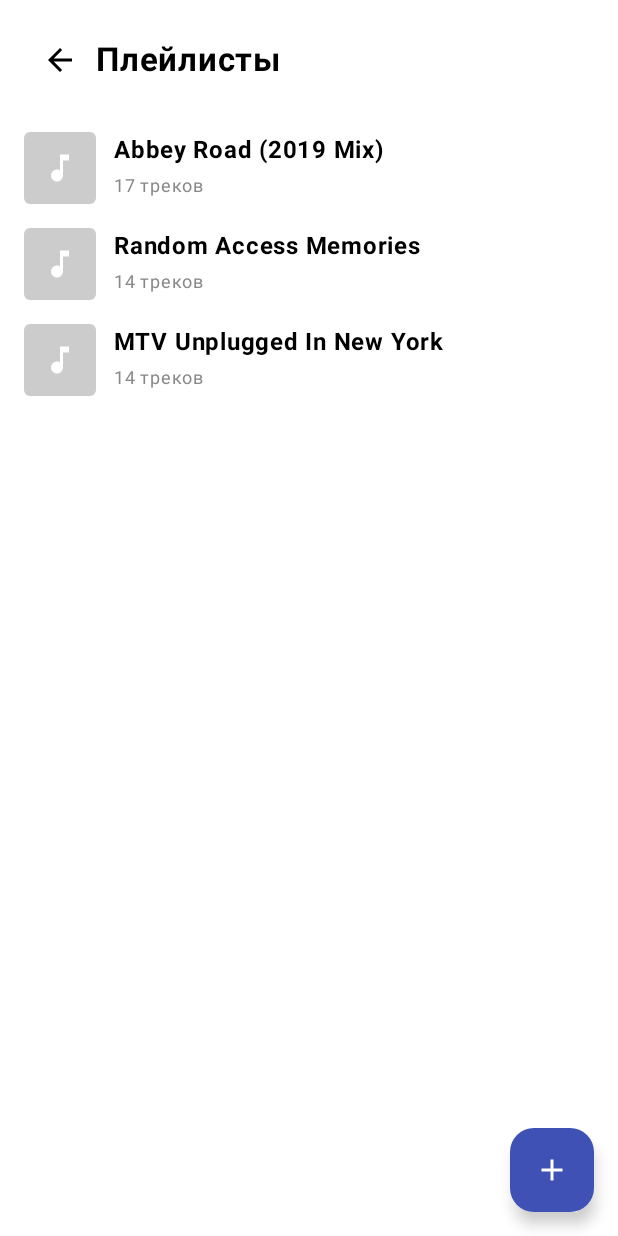
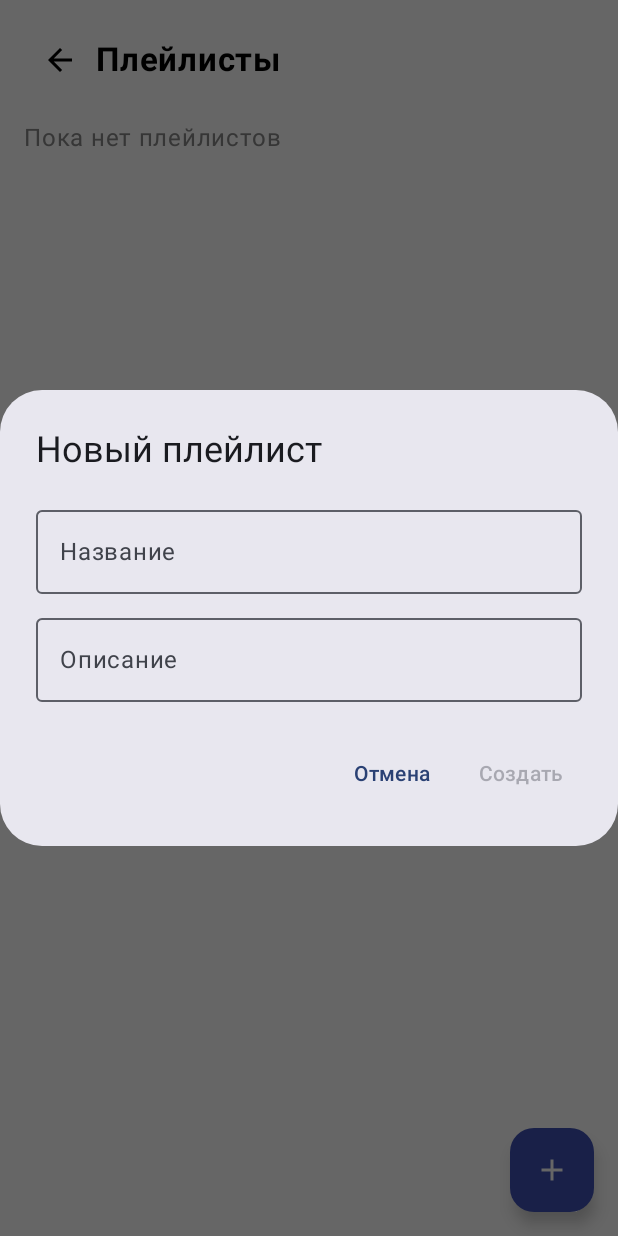
Before and after one commit to Denismelnikoww/KotlinLab, an Android app built with Jetpack Compose: the PlaylistsScreen screen opened through its navigation route, after a tap on "Добавить", on a phone screen of 412 x 824 dp. Run offline under Robolectric (Android 15) with nearby library versions, the phone set to English and light mode, and no system bars; our stand-ins replace Room's generated code.

Commit message:
feat: создавать плейлисты в Room

```diff
--- a/app/src/main/java/com/example/music/data/repository/ITunesRepository.kt
+++ b/app/src/main/java/com/example/music/data/repository/ITunesRepository.kt
@@ -14,9 +14,6 @@ class ITunesRepository(
     suspend fun searchTracks(query: String, limit: Int = 30): Result<List<Track>> =
         apiCall { api.search(term = query, entity = "song", limit = limit).toTracks() }
 
-    suspend fun getPlaylistTracks(collectionId: Long): Result<List<Track>> =
-        apiCall { api.lookup(id = collectionId, entity = "song").toTracks() }
-
     suspend fun getTrack(trackId: Long): Result<Track?> =
         apiCall { api.lookup(id = trackId).results.firstNotNullOfOrNull { it.toTrack() } }
 
--- a/app/src/main/java/com/example/music/ui/screens/PlaylistsScreen.kt
+++ b/app/src/main/java/com/example/music/ui/screens/PlaylistsScreen.kt
@@ -17,33 +17,56 @@ import androidx.compose.foundation.shape.RoundedCornerShape
 import androidx.compose.material.icons.Icons
 import androidx.compose.material.icons.filled.Add
 import androidx.compose.material.icons.filled.MusicNote
+import androidx.compose.material3.AlertDialog
 import androidx.compose.material3.FloatingActionButton
 import androidx.compose.material3.Icon
+import androidx.compose.material3.OutlinedTextField
 import androidx.compose.material3.Text
+import androidx.compose.material3.TextButton
 import androidx.compose.runtime.Composable
+import androidx.compose.runtime.getValue
+import androidx.compose.runtime.mutableStateOf
+import androidx.compose.runtime.remember
+import androidx.compose.runtime.setValue
 import androidx.compose.ui.Alignment
 import androidx.compose.ui.Modifier
 import androidx.compose.ui.draw.clip
 import androidx.compose.ui.graphics.Color
 import androidx.compose.ui.text.font.FontWeight
+import androidx.compose.ui.text.style.TextOverflow
 import androidx.compose.ui.unit.dp
 import androidx.compose.ui.unit.sp
+import androidx.lifecycle.compose.collectAsStateWithLifecycle
+import androidx.lifecycle.viewmodel.compose.viewModel
 import androidx.navigation.NavController
-import com.example.music.data.repository.MusicRepository
 import com.example.music.ui.components.BackHeader
+import com.example.music.ui.screens.playlists.PlaylistsViewModel
 
 @Composable
-fun PlaylistsScreen(navController: NavController) {
-    Box(modifier = Modifier
+fun PlaylistsScreen(
+    navController: NavController,
+    viewModel: PlaylistsViewModel = viewModel()
+) {
+    val playlists by viewModel.playlists.collectAsStateWithLifecycle()
+    var showCreateDialog by remember { mutableStateOf(false) }
+
+    Box(
+        modifier = Modifier
             .fillMaxSize()
-        .background(Color.White)) {
-        Column(modifier = Modifier
+            .background(Color.White)
+    ) {
+        Column(
+            modifier = Modifier
                 .fillMaxSize()
-            .padding(16.dp)) {
+                .padding(16.dp)
+        ) {
             BackHeader("Плейлисты", navController)
             Spacer(modifier = Modifier.height(16.dp))
+            if (playlists.isEmpty()) {
+                Text("Пока нет плейлистов", color = Color.Gray)
+            } else {
                 LazyColumn {
-                items(MusicRepository.allPlaylists) { playlist ->
+                    items(playlists, key = { it.id }) { playlist ->
                         Row(
                             modifier = Modifier
                                 .fillMaxWidth()
@@ -65,15 +88,26 @@ fun PlaylistsScreen(navController: NavController) {
                                 )
                             }
                             Column(modifier = Modifier.padding(start = 12.dp)) {
-                            Text(playlist.name, fontWeight = FontWeight.Bold, color = Color.Black)
-                            Text("${playlist.trackCount} треков", fontSize = 12.sp, color = Color.Gray)
+                                Text(
+                                    playlist.name,
+                                    fontWeight = FontWeight.Bold,
+                                    color = Color.Black,
+                                    maxLines = 1,
+                                    overflow = TextOverflow.Ellipsis
+                                )
+                                Text(
+                                    trackCountText(playlist.trackCount),
+                                    fontSize = 12.sp,
+                                    color = Color.Gray
+                                )
+                            }
                         }
                     }
                 }
             }
         }
         FloatingActionButton(
-            onClick = { },
+            onClick = { showCreateDialog = true },
             modifier = Modifier
                 .align(Alignment.BottomEnd)
                 .padding(16.dp),
@@ -82,4 +116,65 @@ fun PlaylistsScreen(navController: NavController) {
             Icon(Icons.Default.Add, contentDescription = "Добавить", tint = Color.White)
         }
     }
+
+    if (showCreateDialog) {
+        CreatePlaylistDialog(
+            onDismiss = { showCreateDialog = false },
+            onCreate = { name, description ->
+                viewModel.createPlaylist(name, description)
+                showCreateDialog = false
             }
+        )
+    }
+}
+
+@Composable
+private fun CreatePlaylistDialog(
+    onDismiss: () -> Unit,
+    onCreate: (String, String) -> Unit
+) {
+    var name by remember { mutableStateOf("") }
+    var description by remember { mutableStateOf("") }
+
+    AlertDialog(
+        onDismissRequest = onDismiss,
+        title = { Text("Новый плейлист") },
+        text = {
+            Column {
+                OutlinedTextField(
+                    value = name,
+                    onValueChange = { name = it },
+                    label = { Text("Название") },
+                    singleLine = true,
+                    modifier = Modifier.fillMaxWidth()
+                )
+                Spacer(modifier = Modifier.height(8.dp))
+                OutlinedTextField(
+                    value = description,
+                    onValueChange = { description = it },
+                    label = { Text("Описание") },
+                    modifier = Modifier.fillMaxWidth()
+                )
+            }
+        },
+        confirmButton = {
+            TextButton(
+                onClick = { onCreate(name, description) },
+                enabled = name.isNotBlank()
+            ) {
+                Text("Создать")
+            }
+        },
+        dismissButton = {
+            TextButton(onClick = onDismiss) {
+                Text("Отмена")
+            }
+        }
+    )
+}
+
+private fun trackCountText(count: Int): String = when {
+    count % 10 == 1 && count % 100 != 11 -> "$count трек"
+    count % 10 in 2..4 && count % 100 !in 12..14 -> "$count трека"
+    else -> "$count треков"
+}
--- a/app/src/main/java/com/example/music/ui/screens/playlistdetail/PlaylistDetailUiState.kt
+++ b/app/src/main/java/com/example/music/ui/screens/playlistdetail/PlaylistDetailUiState.kt
@@ -1,10 +1,10 @@
 package com.example.music.ui.screens.playlistdetail
 
+import com.example.music.domain.models.Playlist
 import com.example.music.domain.models.Track
 
 sealed interface PlaylistDetailUiState {
     data object Loading : PlaylistDetailUiState
-    data class Success(val tracks: List<Track>) : PlaylistDetailUiState
-    data object Empty : PlaylistDetailUiState
-    data class Error(val message: String) : PlaylistDetailUiState
+    data class Success(val playlist: Playlist, val tracks: List<Track>) : PlaylistDetailUiState
+    data object NotFound : PlaylistDetailUiState
 }
--- /dev/null
+++ b/app/src/main/java/com/example/music/ui/screens/playlists/PlaylistsViewModel.kt
@@ -0,0 +1,32 @@
+package com.example.music.ui.screens.playlists
+
+import android.app.Application
+import androidx.lifecycle.AndroidViewModel
+import androidx.lifecycle.viewModelScope
+import com.example.music.MusicApp
+import com.example.music.domain.models.Playlist
+import kotlinx.coroutines.flow.SharingStarted
+import kotlinx.coroutines.flow.StateFlow
+import kotlinx.coroutines.flow.stateIn
+import kotlinx.coroutines.launch
+
+class PlaylistsViewModel(
+    application: Application
+) : AndroidViewModel(application) {
+
+    private val repository = (application as MusicApp).container.playlistsRepository
+
+    val playlists: StateFlow<List<Playlist>> = repository.observePlaylists()
+        .stateIn(viewModelScope, SharingStarted.WhileSubscribed(STOP_TIMEOUT_MS), emptyList())
+
+    fun createPlaylist(name: String, description: String) {
+        if (name.isBlank()) return
+        viewModelScope.launch {
+            repository.createPlaylist(name, description)
+        }
+    }
+
+    private companion object {
+        const val STOP_TIMEOUT_MS = 5_000L
+    }
+}
```
Also changed, not shown: app/src/main/java/com/example/music/data/repository/MusicRepository.kt (deleted, +0 -18 lines), app/src/main/java/com/example/music/ui/screens/PlaylistDetailScreen.kt (+20 -30 lines), app/src/main/java/com/example/music/ui/screens/playlistdetail/PlaylistDetailViewModel.kt (+22 -42 lines). Lines whose indentation alone changed are shown as unchanged.
